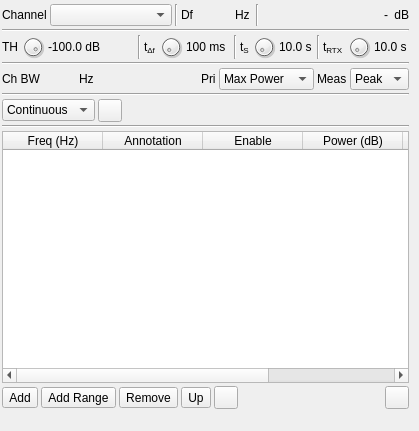
f4exb/sdrangel, file plugins/channelrx/freqscanner/freqscannergui.ui: the form before one commit.
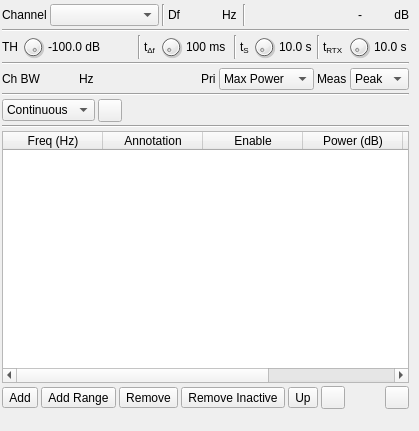
The form after the commit. Icons and pictures are not drawn. Custom widgets are drawn as their Qt base class.

Commit message: Fix loading settings. Add remove inactive button. Restart scan when sample rate changes.

The edit to the form file:
```diff
--- a/plugins/channelrx/freqscanner/freqscannergui.ui
+++ b/plugins/channelrx/freqscanner/freqscannergui.ui
@@ -181,6 +181,12 @@
        <layout class="QHBoxLayout" name="channelPowerLayout">
         <item>
          <widget class="QLabel" name="channelPower">
+          <property name="minimumSize">
+           <size>
+            <width>30</width>
+            <height>0</height>
+           </size>
+          </property>
           <property name="toolTip">
            <string>Active frequency power </string>
           </property>
@@ -231,10 +237,10 @@
          <string>Power threshold in dB</string>
         </property>
         <property name="minimum">
-         <number>-1400</number>
+         <number>-1000</number>
         </property>
         <property name="maximum">
-         <number>100</number>
+         <number>0</number>
         </property>
         <property name="pageStep">
          <number>1</number>
@@ -699,6 +705,16 @@
           </property>
          </widget>
         </item>
+        <item>
+         <widget class="QToolButton" name="removeInactive">
+          <property name="toolTip">
+           <string>Remove rows with Active Count of 0</string>
+          </property>
+          <property name="text">
+           <string>Remove Inactive</string>
+          </property>
+         </widget>
+        </item>
         <item>
          <widget class="QToolButton" name="up">
           <property name="toolTip">
```
The commit also changes 7 other files.
